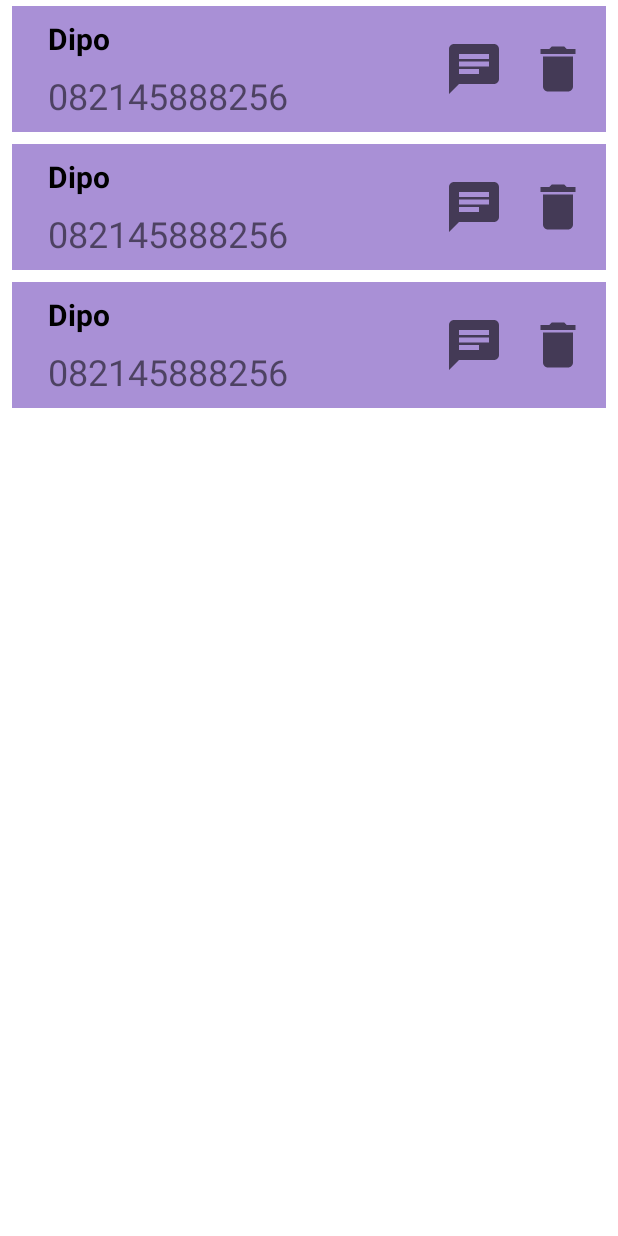
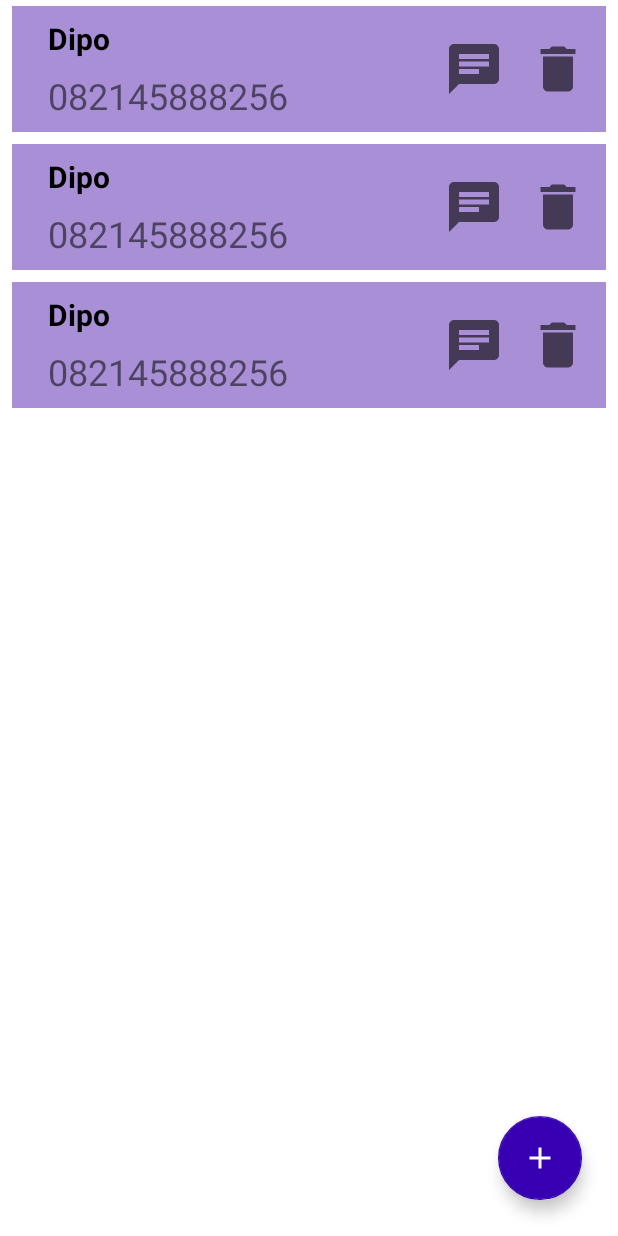
Before and after one commit to dipoengoro/AndroidContact, an Android app: the layout fragment_home.xml on its own in the app's theme, with its tools: preview values and no code run, on a phone screen of 412 x 824 dp. Run offline under Robolectric (Android 15) with nearby library versions, the phone set to English and light mode, and no system bars.

Commit message:
Add fab to navigate to fragment_add_edit.xml

```diff
--- a/app/src/main/java/id/dipoengoro/contact/fragment/HomeFragment.kt
+++ b/app/src/main/java/id/dipoengoro/contact/fragment/HomeFragment.kt
@@ -6,6 +6,7 @@ import android.view.View
 import android.view.ViewGroup
 import androidx.fragment.app.Fragment
 import androidx.lifecycle.ViewModelProvider
+import androidx.navigation.findNavController
 import androidx.recyclerview.widget.LinearLayoutManager
 import id.dipoengoro.contact.adapter.RecyclerAdapter
 import id.dipoengoro.contact.databinding.FragmentHomeBinding
@@ -42,12 +43,12 @@ class HomeFragment : Fragment() {
                 adapter.setList(it)
                 adapter.notifyDataSetChanged()
             }
+            fabAdd.setOnClickListener {
+                it.findNavController().navigate(
+                    HomeFragmentDirections.actionHomeFragmentToAddEditFragment()
+                )
+            }
         }
-//        binding.homeText.setOnClickListener {
-//            it.findNavController().navigate(
-//                HomeFragmentDirections.actionHomeFragmentToAddEditFragment("Edit Contact")
-//            )
-//        }
         return binding.root
     }
 }
--- /dev/null
+++ b/app/src/main/res/drawable/ic_add.xml
@@ -0,0 +1,10 @@
+<vector xmlns:android="http://schemas.android.com/apk/res/android"
+    android:width="24dp"
+    android:height="24dp"
+    android:viewportWidth="24"
+    android:viewportHeight="24"
+    android:tint="?attr/colorControlNormal">
+  <path
+      android:fillColor="@android:color/white"
+      android:pathData="M19,13h-6v6h-2v-6H5v-2h6V5h2v6h6v2z"/>
+</vector>
--- a/app/src/main/res/layout/fragment_home.xml
+++ b/app/src/main/res/layout/fragment_home.xml
@@ -14,6 +14,20 @@
         app:layout_constraintEnd_toEndOf="parent"
         app:layout_constraintStart_toStartOf="parent"
         app:layout_constraintTop_toTopOf="parent"
-        tools:listitem="@layout/list_item"/>
+        tools:listitem="@layout/list_item" />
+
+    <com.google.android.material.floatingactionbutton.FloatingActionButton
+        android:id="@+id/fabAdd"
+        android:layout_width="wrap_content"
+        android:layout_height="wrap_content"
+        android:layout_marginEnd="@dimen/large_margin"
+        android:layout_marginBottom="@dimen/large_margin"
+        android:clickable="true"
+        android:contentDescription="@string/button_add_contact"
+        android:focusable="true"
+        android:src="@drawable/ic_add"
+        app:layout_constraintBottom_toBottomOf="parent"
+        app:layout_constraintEnd_toEndOf="parent"
+        tools:ignore="RedundantDescriptionCheck" />
 
 </androidx.constraintlayout.widget.ConstraintLayout>
--- a/app/src/main/res/values/dimens.xml
+++ b/app/src/main/res/values/dimens.xml
@@ -1,6 +1,7 @@
 <?xml version="1.0" encoding="utf-8"?>
 <resources>
     <dimen name="medium_margin">16dp</dimen>
+    <dimen name="large_margin">24dp</dimen>
     <dimen name="small_margin">8dp</dimen>
     <dimen name="match_constraint">0dp</dimen>
     <dimen name="min_edit_height">48dp</dimen>
--- a/app/src/main/res/values/strings.xml
+++ b/app/src/main/res/values/strings.xml
@@ -10,4 +10,5 @@
     <string name="example_number">082145888256</string>
     <!-- TODO: Remove or change this placeholder text -->
     <string name="hello_blank_fragment">Hello blank fragment</string>
+    <string name="button_add_contact">Button add contact</string>
 </resources>
--- a/app/src/main/res/values/themes.xml
+++ b/app/src/main/res/values/themes.xml
@@ -6,9 +6,9 @@
         <item name="colorPrimaryVariant">@color/purple_700</item>
         <item name="colorOnPrimary">@color/white</item>
         <!-- Secondary brand color. -->
-        <item name="colorSecondary">@color/teal_200</item>
+        <item name="colorSecondary">@color/purple_700</item>
         <item name="colorSecondaryVariant">@color/teal_700</item>
-        <item name="colorOnSecondary">@color/black</item>
+        <item name="colorOnSecondary">@color/white</item>
         <!-- Status bar color. -->
         <item name="android:statusBarColor" tools:targetApi="l">?attr/colorPrimaryVariant</item>
         <!-- Customize your theme here. -->
```
